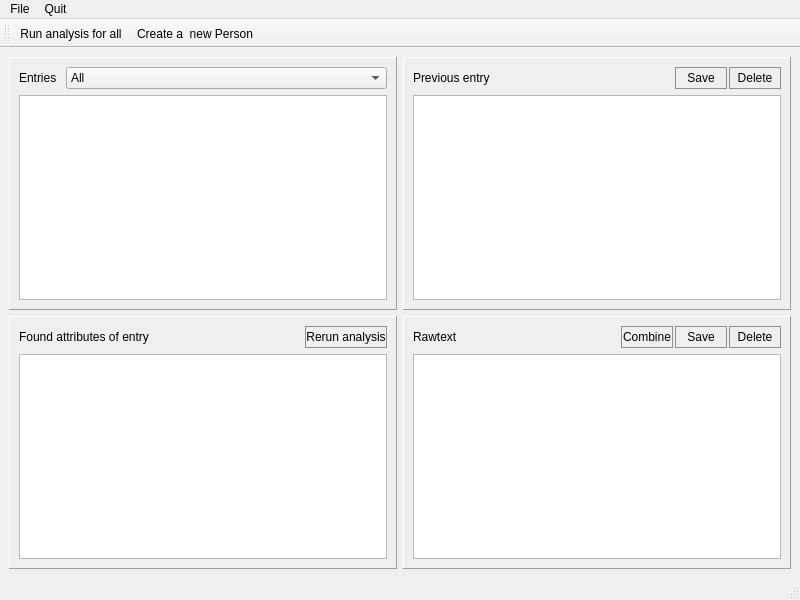
Learning-from-our-past/kaira-core, file dataprocessing/qtgui/layouts/mainwindow.ui: the form before one commit.
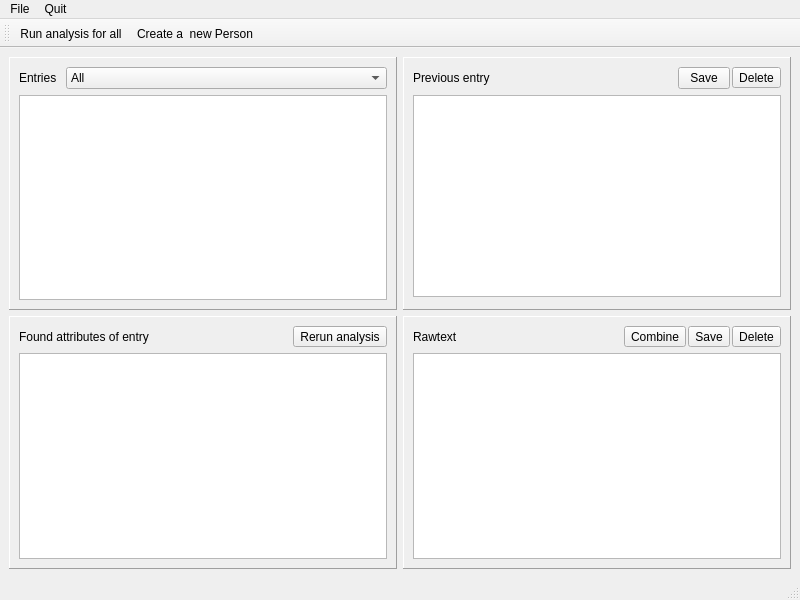
The form after the commit.

Commit message: * Fixed ascii-codec problem with error writer * Modified layout a bit to look nicer on mac. Might be broken on windows now?

```diff
--- a/dataprocessing/qtgui/layouts/mainwindow.ui
+++ b/dataprocessing/qtgui/layouts/mainwindow.ui
@@ -26,11 +26,20 @@
          <enum>QFrame::Raised</enum>
         </property>
         <layout class="QVBoxLayout" name="verticalLayout_3">
+         <property name="bottomMargin">
+          <number>12</number>
+         </property>
          <item>
           <layout class="QHBoxLayout" name="previousControlsLayout">
            <property name="spacing">
             <number>2</number>
            </property>
+           <property name="sizeConstraint">
+            <enum>QLayout::SetDefaultConstraint</enum>
+           </property>
+           <property name="bottomMargin">
+            <number>0</number>
+           </property>
            <item>
             <widget class="QLabel" name="previousEntryLabel">
              <property name="text">
@@ -52,20 +61,15 @@
             </spacer>
            </item>
            <item>
-            <widget class="QPushButton" name="previousENtrySaveButton">
+            <widget class="QToolButton" name="previousENtrySaveButton">
+             <property name="minimumSize">
+              <size>
+               <width>52</width>
+               <height>22</height>
+              </size>
+             </property>
              <property name="styleSheet">
-              <string notr="true">QPushButton {
-	border: 1px solid #8f8f91;
-	min-width: 50px;
-	min-height: 20px;
-}
-
- QPushButton:pressed {
-     background-color: qlineargradient(x1: 0, y1: 0, x2: 0, y2: 1,
-                                       stop: 0 #dadbde, stop: 1 #f6f7fa);
- }
-
-</string>
+              <string notr="true"/>
              </property>
              <property name="text">
               <string>Save</string>
@@ -73,20 +77,9 @@
             </widget>
            </item>
            <item>
-            <widget class="QPushButton" name="previousEntryDeleteButton">
+            <widget class="QToolButton" name="previousEntryDeleteButton">
              <property name="styleSheet">
-              <string notr="true">QPushButton {
-	border: 1px solid #8f8f91;
-	min-width: 50px;
-	min-height: 20px;
-}
-
- QPushButton:pressed {
-     background-color: qlineargradient(x1: 0, y1: 0, x2: 0, y2: 1,
-                                       stop: 0 #dadbde, stop: 1 #f6f7fa);
- }
-
-</string>
+              <string notr="true"/>
              </property>
              <property name="text">
               <string>Delete</string>
@@ -187,23 +180,12 @@
             </spacer>
            </item>
            <item>
-            <widget class="QPushButton" name="pushButton">
+            <widget class="QToolButton" name="toolButton">
              <property name="toolTip">
               <string>&lt;html&gt;&lt;head/&gt;&lt;body&gt;&lt;p&gt;Run extraction for current entry and update attributes. Handy for testing if rawtext editing has helped.&lt;/p&gt;&lt;/body&gt;&lt;/html&gt;</string>
              </property>
              <property name="styleSheet">
-              <string notr="true">QPushButton {
-	border: 1px solid #8f8f91;
-	min-width: 80px;
-	min-height: 20px;
-}
-
- QPushButton:pressed {
-     background-color: qlineargradient(x1: 0, y1: 0, x2: 0, y2: 1,
-                                       stop: 0 #dadbde, stop: 1 #f6f7fa);
- }
-
-</string>
+              <string notr="true"/>
              </property>
              <property name="text">
               <string>Rerun analysis</string>
@@ -260,7 +242,7 @@
             </spacer>
            </item>
            <item>
-            <widget class="QPushButton" name="combineButton">
+            <widget class="QToolButton" name="combineButton">
              <property name="sizePolicy">
               <sizepolicy hsizetype="Minimum" vsizetype="Fixed">
                <horstretch>0</horstretch>
@@ -271,74 +253,31 @@
               <bool>false</bool>
              </property>
              <property name="styleSheet">
-              <string notr="true">QPushButton {
-	border: 1px solid #8f8f91;
-	min-width: 50px;
-	min-height: 20px;
-}
-
- QPushButton:pressed {
-     background-color: qlineargradient(x1: 0, y1: 0, x2: 0, y2: 1,
-                                       stop: 0 #dadbde, stop: 1 #f6f7fa);
- }
-
-</string>
+              <string notr="true"/>
              </property>
              <property name="text">
               <string>Combine</string>
              </property>
-             <property name="autoDefault">
-              <bool>false</bool>
-             </property>
-             <property name="flat">
-              <bool>true</bool>
-             </property>
             </widget>
            </item>
            <item>
-            <widget class="QPushButton" name="rawTextSaveButton">
+            <widget class="QToolButton" name="rawTextSaveButton">
              <property name="styleSheet">
-              <string notr="true">QPushButton {
-	border: 1px solid #8f8f91;
-	min-width: 50px;
-	min-height: 20px;
-}
-
- QPushButton:pressed {
-     background-color: qlineargradient(x1: 0, y1: 0, x2: 0, y2: 1,
-                                       stop: 0 #dadbde, stop: 1 #f6f7fa);
- }
-</string>
+              <string notr="true"/>
              </property>
              <property name="text">
               <string>Save</string>
              </property>
-             <property name="flat">
-              <bool>true</bool>
-             </property>
             </widget>
            </item>
            <item>
-            <widget class="QPushButton" name="rawTextDeleteButton">
+            <widget class="QToolButton" name="rawTextDeleteButton">
              <property name="styleSheet">
-              <string notr="true">QPushButton {
-	border: 1px solid #8f8f91;
-	min-width: 50px;
-	min-height: 20px;
-}
-
- QPushButton:pressed {
-     background-color: qlineargradient(x1: 0, y1: 0, x2: 0, y2: 1,
-                                       stop: 0 #dadbde, stop: 1 #f6f7fa);
- }
-</string>
+              <string notr="true"/>
              </property>
              <property name="text">
               <string>Delete</string>
              </property>
-             <property name="flat">
-              <bool>true</bool>
-             </property>
             </widget>
            </item>
           </layout>
```
Left out of the diff: 2 changed lines with no effect on the pictures. The commit also changes 3 other files.
